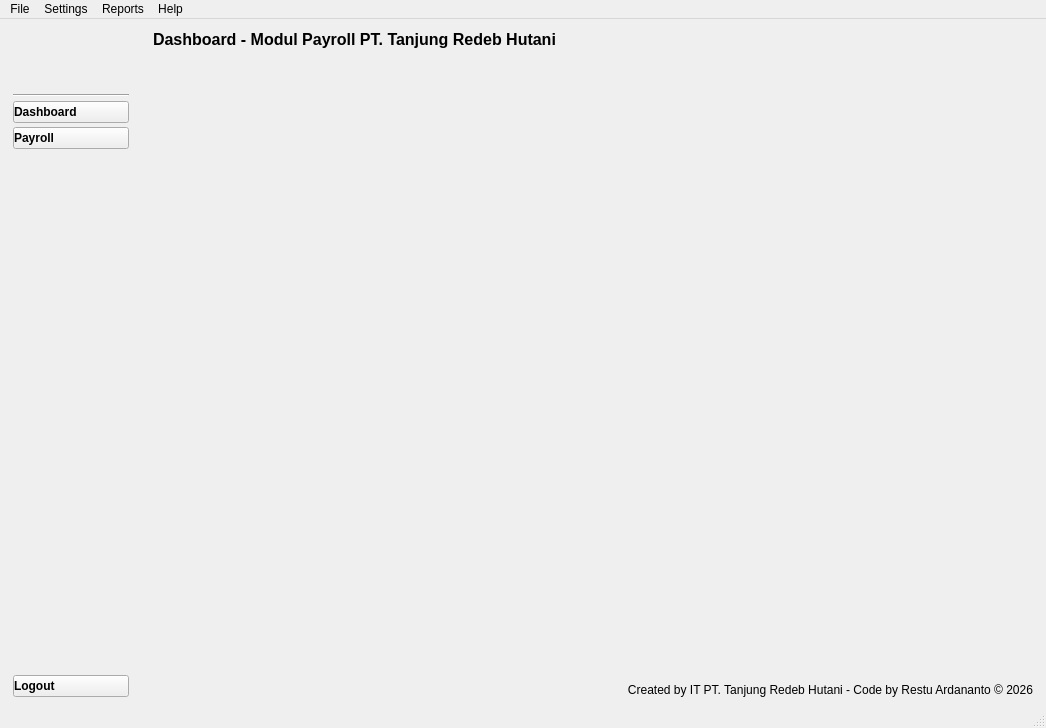
The window that components/designer_ui/MainWindow.ui (ittrh/ModulePayroll) describes before a commit, drawn with Qt 5.
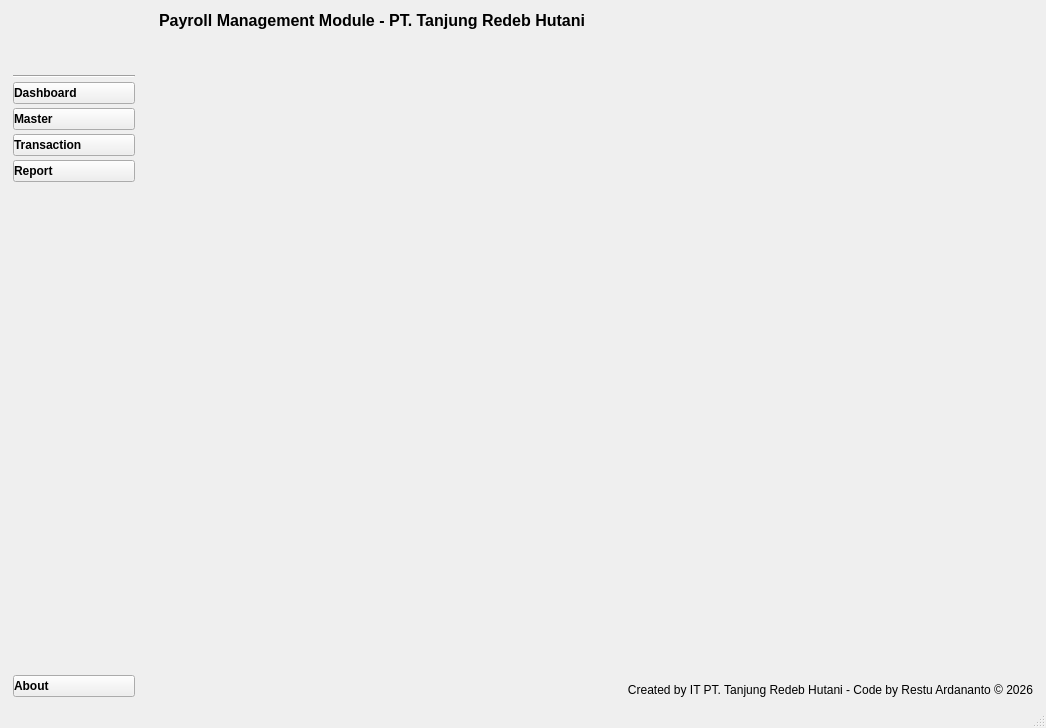
The same window after the commit. Icons and pictures are not drawn.

Commit message: update: struktur project dan ui Master rules

```diff
--- a/components/designer_ui/MainWindow.ui
+++ b/components/designer_ui/MainWindow.ui
@@ -35,7 +35,7 @@
      <widget class="QWidget" name="sideBar" native="true">
       <property name="maximumSize">
        <size>
-        <width>134</width>
+        <width>140</width>
         <height>16777215</height>
        </size>
       </property>
@@ -143,7 +143,27 @@
           <enum>Qt::LayoutDirection::LeftToRight</enum>
          </property>
          <property name="text">
-          <string>Payroll</string>
+          <string>Master</string>
+         </property>
+         <property name="icon">
+          <iconset resource="../PayrollResource.qrc">
+           <normaloff>:/icons-dark/images/Appstract-master/icons/appstract-dark/walmart.png</normaloff>:/icons-dark/images/Appstract-master/icons/appstract-dark/walmart.png</iconset>
+         </property>
+         <property name="iconSize">
+          <size>
+           <width>20</width>
+           <height>20</height>
+          </size>
+         </property>
+        </widget>
+       </item>
+       <item>
+        <widget class="QPushButton" name="pushSideTransactions">
+         <property name="layoutDirection">
+          <enum>Qt::LayoutDirection::LeftToRight</enum>
+         </property>
+         <property name="text">
+          <string>Transaction</string>
          </property>
          <property name="icon">
           <iconset resource="../PayrollResource.qrc">
@@ -157,6 +177,26 @@
          </property>
         </widget>
        </item>
+       <item>
+        <widget class="QPushButton" name="pushSideReports">
+         <property name="layoutDirection">
+          <enum>Qt::LayoutDirection::LeftToRight</enum>
+         </property>
+         <property name="text">
+          <string>Report</string>
+         </property>
+         <property name="icon">
+          <iconset resource="../PayrollResource.qrc">
+           <normaloff>:/icons-dark/images/Appstract-master/icons/appstract-dark/google_files.png</normaloff>:/icons-dark/images/Appstract-master/icons/appstract-dark/google_files.png</iconset>
+         </property>
+         <property name="iconSize">
+          <size>
+           <width>20</width>
+           <height>20</height>
+          </size>
+         </property>
+        </widget>
+       </item>
        <item>
         <spacer name="verticalSpacer">
          <property name="orientation">
@@ -173,7 +213,7 @@
        <item>
         <widget class="QPushButton" name="pushSideLogout">
          <property name="text">
-          <string>Logout</string>
+          <string>About</string>
          </property>
          <property name="icon">
           <iconset resource="../PayrollResource.qrc">
@@ -202,7 +242,7 @@
           </font>
          </property>
          <property name="text">
-          <string>Dashboard - Modul Payroll PT. Tanjung Redeb Hutani</string>
+          <string>Payroll Management Module - PT. Tanjung Redeb Hutani</string>
          </property>
         </widget>
        </item>
@@ -233,47 +273,6 @@
     </item>
    </layout>
   </widget>
-  <widget class="QMenuBar" name="menubar">
-   <property name="geometry">
-    <rect>
-     <x>0</x>
-     <y>0</y>
-     <width>1046</width>
-     <height>33</height>
-    </rect>
-   </property>
-   <widget class="QMenu" name="menuFile">
-    <property name="title">
-     <string>File</string>
-    </property>
-    <addaction name="actionExit"/>
-   </widget>
-   <widget class="QMenu" name="menuSettings">
-    <property name="title">
-     <string>Settings</string>
-    </property>
-    <addaction name="actionMasters"/>
-    <addaction name="separator"/>
-    <addaction name="actionBenefits"/>
-    <addaction name="actionDeduction"/>
-    <addaction name="actionIncome_Tax"/>
-   </widget>
-   <widget class="QMenu" name="menuHelp">
-    <property name="title">
-     <string>Help</string>
-    </property>
-    <addaction name="actionDonate"/>
-   </widget>
-   <widget class="QMenu" name="menuReports">
-    <property name="title">
-     <string>Reports</string>
-    </property>
-   </widget>
-   <addaction name="menuFile"/>
-   <addaction name="menuSettings"/>
-   <addaction name="menuReports"/>
-   <addaction name="menuHelp"/>
-  </widget>
   <widget class="QStatusBar" name="statusbar"/>
   <action name="actionMasters">
    <property name="text">
```
Left out of the diff: 28 changed lines with no effect on the pictures. The commit also changes 66 other files.
